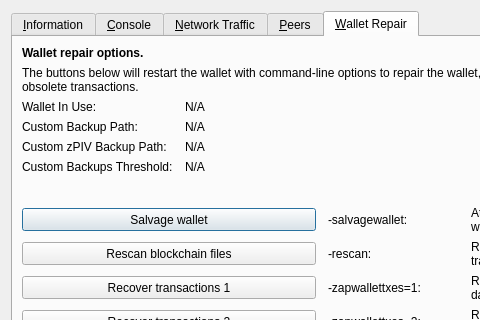
binarysculptor/wallet, file src/qt/forms/rpcconsole.ui: the form before one commit; both pictures show x 0 to 480 and y 0 to 320 of the 769 by 485 pixel window.
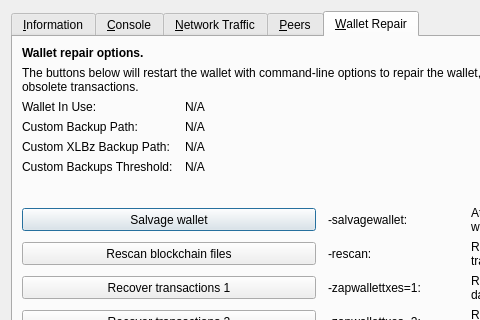
The form after the commit. The open tabs and pages were chosen to show the change. Icons and pictures are not drawn. Custom widgets are drawn as their Qt base class.

```diff
--- a/src/qt/forms/rpcconsole.ui
+++ b/src/qt/forms/rpcconsole.ui
@@ -1328,7 +1328,7 @@
        <item row="4" column="0">
         <widget class="QLabel" name="wallet_customzpivbackuppath_label">
          <property name="text">
-          <string>Custom zPIV Backup Path:</string>
+          <string>Custom XLBz Backup Path:</string>
          </property>
          <property name="visible">
           <bool>false</bool>
```
